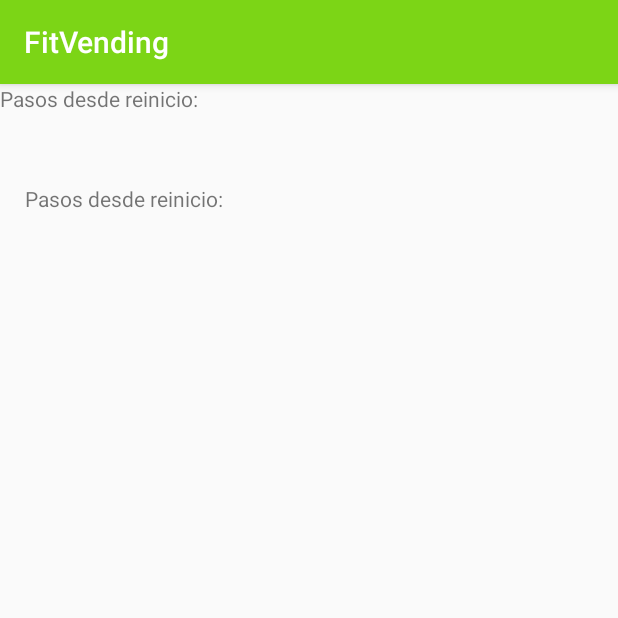
After one commit to brianbayarri/FitVending_Desarrollo, an Android app: the ContPasosActivity screen opened directly, with no data from a screen before it, on a phone screen of 412 x 824 dp, the top half of it. The commit adds this screen. Run offline under Robolectric (Android 15) with nearby library versions, the phone set to English and light mode, and no system bars.

Commit message:
Se agrega la activity contador de pasos con manejo de sensores

```diff
--- a/Android/trunk/app/src/main/AndroidManifest.xml
+++ b/Android/trunk/app/src/main/AndroidManifest.xml
@@ -2,6 +2,8 @@
 <manifest xmlns:android="http://schemas.android.com/apk/res/android"
     package="com.example.fitvending">
 
+    <uses-feature android:name="android.hardware.sensor.stepcounter" android:required="true"/>
+    <uses-feature android:name="android.hardware.sensor.stepdetector" android:required="true"/>
     <application
         android:allowBackup="true"
         android:icon="@mipmap/ic_launcher"
@@ -9,7 +11,8 @@
         android:roundIcon="@mipmap/ic_launcher_round"
         android:supportsRtl="true"
         android:theme="@style/AppTheme">
-        <activity android:name=".LogrosActivity"></activity>
+        <activity android:name=".ContPasosActivity"></activity>
+        <activity android:name=".LogrosActivity" />
         <activity android:name=".PerfilActivity" />
         <activity android:name=".AlimentacionActivity" />
         <activity android:name=".CronometroActivity" />
--- /dev/null
+++ b/Android/trunk/app/src/main/java/com/example/fitvending/ContPasosActivity.java
@@ -0,0 +1,66 @@
+package com.example.fitvending;
+
+import android.content.Context;
+import android.support.v7.app.AppCompatActivity;
+import android.os.Bundle;
+import android.hardware.SensorManager;
+import android.hardware.Sensor;
+import android.hardware.SensorEvent;
+import android.hardware.SensorEventListener;
+import android.widget.TextView;
+import android.widget.Toast;
+
+public class ContPasosActivity extends AppCompatActivity implements SensorEventListener {
+
+    private SensorManager sensorManager;
+    private TextView count;
+    private boolean running;
+
+    @Override
+    protected void onCreate(Bundle savedInstanceState) {
+        super.onCreate(savedInstanceState);
+        setContentView(R.layout.activity_contpasos);
+
+        count = (TextView) findViewById(R.id.count);
+        sensorManager = (SensorManager) getSystemService(Context.SENSOR_SERVICE);
+
+    }
+
+    @Override
+    protected void onResume() {
+
+        super.onResume();
+        running = true;
+        Sensor countSensor = sensorManager.getDefaultSensor(Sensor.TYPE_STEP_COUNTER);
+
+        if (countSensor != null) {
+            sensorManager.registerListener(this, countSensor, SensorManager.SENSOR_DELAY_UI);
+        } else {
+            Toast.makeText(this, "Contador de pasos no disponible", Toast.LENGTH_LONG).show();
+        }
+    }
+
+
+    @Override
+    protected void onPause(){
+
+        super.onPause();
+        running=false;
+    }
+
+    @Override
+    public void onSensorChanged(SensorEvent event) {
+
+        if(running){
+
+            count.setText(String.valueOf(event.values[0]));
+        }
+
+    }
+
+    @Override
+    public void onAccuracyChanged(Sensor sensor, int accuracy) {
+
+    }
+
+}
--- /dev/null
+++ b/Android/trunk/app/src/main/res/layout/activity_contpasos.xml
@@ -0,0 +1,26 @@
+<?xml version="1.0" encoding="utf-8"?>
+<RelativeLayout xmlns:android="http://schemas.android.com/apk/res/android"
+    xmlns:app="http://schemas.android.com/apk/res-auto"
+    xmlns:tools="http://schemas.android.com/tools"
+    android:layout_width="match_parent"
+    android:layout_height="match_parent"
+    tools:context=".ContPasosActivity">
+
+    <TextView
+        android:layout_width="wrap_content"
+        android:layout_height="wrap_content"
+        android:text="Pasos desde reinicio: "
+
+        />
+
+    <TextView
+        android:id="@+id/count"
+        android:layout_width="wrap_content"
+        android:layout_height="wrap_content"
+        android:text="Pasos desde reinicio: "
+        android:paddingStart="25px"
+        android:paddingVertical="100px"
+
+        />
+
+</RelativeLayout>
--- a/Android/trunk/app/src/main/res/menu/activity_main_drawer.xml
+++ b/Android/trunk/app/src/main/res/menu/activity_main_drawer.xml
@@ -43,6 +43,12 @@
             android:title="Desafios"
             />
 
+        <item
+            android:id="@+id/nav_contpasos"
+            android:icon="@drawable/ic_menu_manage"
+            android:title="Pasos"
+            />
+
     </group>
 
     <item android:title="Communicate">
```
Also changed, not shown: Android/trunk/app/src/main/java/com/example/fitvending/MainActivity.java (+6 -1 lines).
